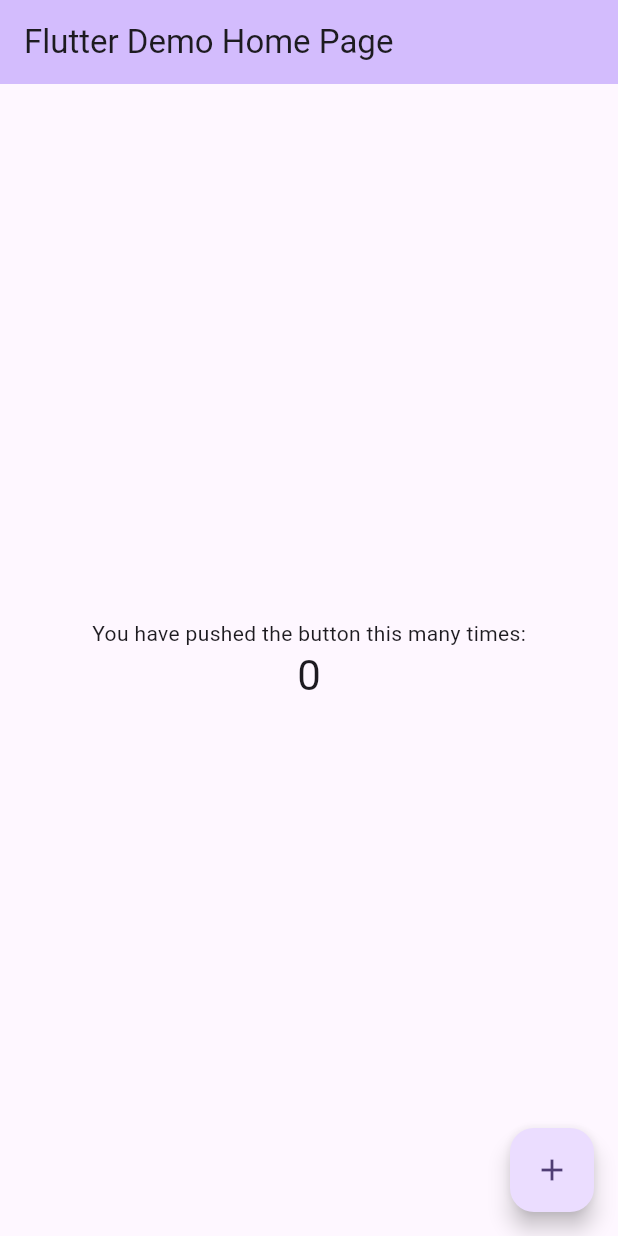
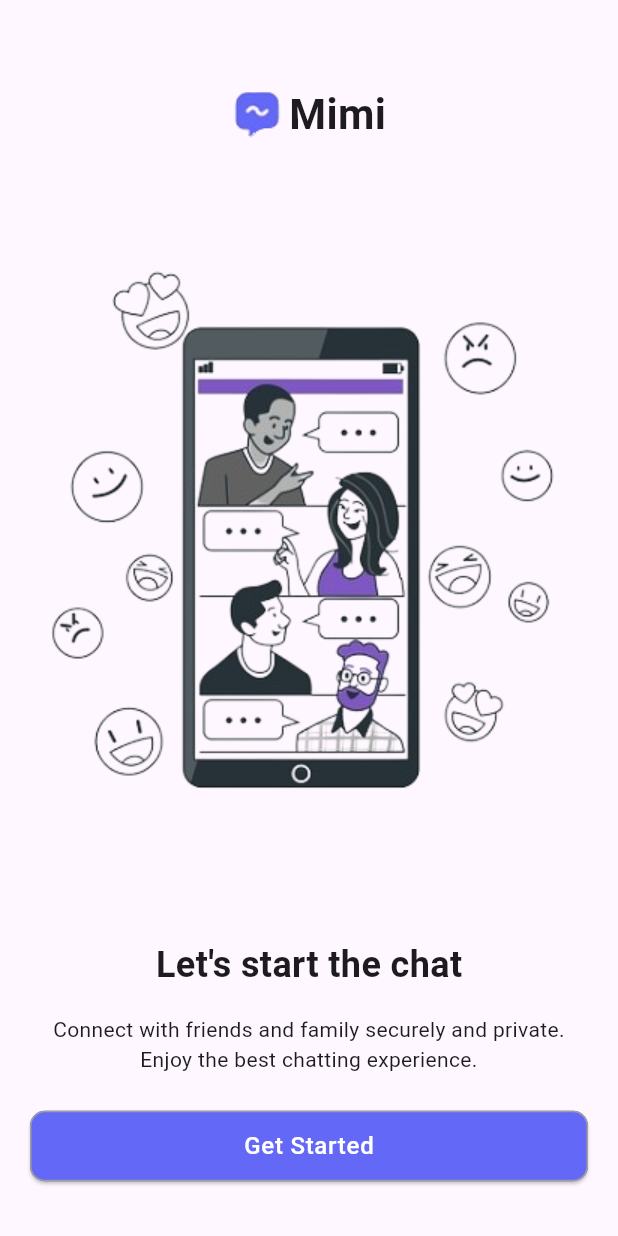
Before and after one commit to ninehcobra/chat_app, a Flutter app: the screen it shows after launch, on a phone screen of 412 x 824 dp. Run offline on Flutter 3.47's test engine with Material 3 defaults, Android fonts, the phone set to English and light mode, and no system bars.

Commit message:
setup(core): set up source base

```diff
--- a/lib/main.dart
+++ b/lib/main.dart
@@ -1,3 +1,5 @@
+import 'package:chat_app/src/common/constants/router.dart';
+import 'package:chat_app/src/core/configs/router/router.dart';
 import 'package:flutter/material.dart';
 
 void main() {
@@ -7,119 +9,13 @@ void main() {
 class MyApp extends StatelessWidget {
   const MyApp({super.key});
 
-  // This widget is the root of your application.
   @override
   Widget build(BuildContext context) {
-    return MaterialApp(
-      title: 'Flutter Demo',
-      theme: ThemeData(
-        // This is the theme of your application.
-        //
-        // TRY THIS: Try running your application with "flutter run". You'll see
-        // the application has a purple toolbar. Then, without quitting the app,
-        // try changing the seedColor in the colorScheme below to Colors.green
-        // and then invoke "hot reload" (save your changes or press the "hot
-        // reload" button in a Flutter-supported IDE, or press "r" if you used
-        // the command line to start the app).
-        //
-        // Notice that the counter didn't reset back to zero; the application
-        // state is not lost during the reload. To reset the state, use hot
-        // restart instead.
-        //
-        // This works for code too, not just values: Most code changes can be
-        // tested with just a hot reload.
-        colorScheme: ColorScheme.fromSeed(seedColor: Colors.deepPurple),
-        useMaterial3: true,
-      ),
-      home: const MyHomePage(title: 'Flutter Demo Home Page'),
+    return const MaterialApp(
+      title: "Chat App",
+      debugShowCheckedModeBanner: false,
+      onGenerateRoute: AppRouter.generateRouter,
+      initialRoute: RouterConstants.login,
     );
   }
 }
-
-class MyHomePage extends StatefulWidget {
-  const MyHomePage({super.key, required this.title});
-
-  // This widget is the home page of your application. It is stateful, meaning
-  // that it has a State object (defined below) that contains fields that affect
-  // how it looks.
-
-  // This class is the configuration for the state. It holds the values (in this
-  // case the title) provided by the parent (in this case the App widget) and
-  // used by the build method of the State. Fields in a Widget subclass are
-  // always marked "final".
-
-  final String title;
-
-  @override
-  State<MyHomePage> createState() => _MyHomePageState();
-}
-
-class _MyHomePageState extends State<MyHomePage> {
-  int _counter = 0;
-
-  void _incrementCounter() {
-    setState(() {
-      // This call to setState tells the Flutter framework that something has
-      // changed in this State, which causes it to rerun the build method below
-      // so that the display can reflect the updated values. If we changed
-      // _counter without calling setState(), then the build method would not be
-      // called again, and so nothing would appear to happen.
-      _counter++;
-    });
-  }
-
-  @override
-  Widget build(BuildContext context) {
-    // This method is rerun every time setState is called, for instance as done
-    // by the _incrementCounter method above.
-    //
-    // The Flutter framework has been optimized to make rerunning build methods
-    // fast, so that you can just rebuild anything that needs updating rather
-    // than having to individually change instances of widgets.
-    return Scaffold(
-      appBar: AppBar(
-        // TRY THIS: Try changing the color here to a specific color (to
-        // Colors.amber, perhaps?) and trigger a hot reload to see the AppBar
-        // change color while the other colors stay the same.
-        backgroundColor: Theme.of(context).colorScheme.inversePrimary,
-        // Here we take the value from the MyHomePage object that was created by
-        // the App.build method, and use it to set our appbar title.
-        title: Text(widget.title),
-      ),
-      body: Center(
-        // Center is a layout widget. It takes a single child and positions it
-        // in the middle of the parent.
-        child: Column(
-          // Column is also a layout widget. It takes a list of children and
-          // arranges them vertically. By default, it sizes itself to fit its
-          // children horizontally, and tries to be as tall as its parent.
-          //
-          // Column has various properties to control how it sizes itself and
-          // how it positions its children. Here we use mainAxisAlignment to
-          // center the children vertically; the main axis here is the vertical
-          // axis because Columns are vertical (the cross axis would be
-          // horizontal).
-          //
-          // TRY THIS: Invoke "debug painting" (choose the "Toggle Debug Paint"
-          // action in the IDE, or press "p" in the console), to see the
-          // wireframe for each widget.
-          mainAxisAlignment: MainAxisAlignment.center,
-          children: <Widget>[
-            const Text(
-              'You have pushed the button this many times:',
-            ),
-            Text(
-              '$_counter',
-              style: Theme.of(context).textTheme.headlineMedium,
-            ),
-          ],
-        ),
-      ),
-      floatingActionButton: FloatingActionButton(
-        onPressed: _incrementCounter,
-        tooltip: 'Increment',
-        child: const Icon(Icons.add),
-      ), // This trailing comma makes auto-formatting nicer for build methods.
-    );
-  }
-}
--- /dev/null
+++ b/lib/src/common/constants/router.dart
@@ -0,0 +1,3 @@
+class RouterConstants {
+  static const String login = '/login';
+}
--- /dev/null
+++ b/lib/src/common/widgets/custom_button.dart
@@ -0,0 +1,79 @@
+import 'package:flutter/material.dart';
+
+class CustomButton extends StatefulWidget {
+  final String title;
+  final Color? backgroundColor;
+  final Function()? onPressed;
+  final Color? textColor;
+  final ImageProvider? iconImage;
+  final bool disabled;
+  final Color? borderColor;
+  final double? borderWidth;
+  const CustomButton(
+      {super.key,
+      required this.title,
+      this.backgroundColor,
+      this.onPressed,
+      this.textColor,
+      this.iconImage,
+      this.disabled = false,
+      this.borderColor,
+      this.borderWidth});
+
+  @override
+  State<CustomButton> createState() => _CustomButtonState();
+}
+
+class _CustomButtonState extends State<CustomButton> {
+  @override
+  Widget build(BuildContext context) {
+    return Opacity(
+      opacity: widget.disabled ? 0.5 : 1.0,
+      child: SizedBox(
+        width: double.infinity,
+        child: ElevatedButton(
+            style: ElevatedButton.styleFrom(
+                backgroundColor: widget.backgroundColor != null
+                    ? widget.backgroundColor!
+                    : Theme.of(context).colorScheme.surface,
+                shape: RoundedRectangleBorder(
+                    borderRadius: BorderRadius.circular(10),
+                    side: BorderSide(
+                      color: widget.borderColor ?? Colors.grey,
+                      width: widget.borderWidth ?? 1.0,
+                    ))),
+            onPressed: () {
+              if (widget.disabled) {
+                return;
+              } else {
+                widget.onPressed!();
+              }
+            },
+            child: Container(
+              padding: const EdgeInsets.all(12),
+              child: Row(
+                mainAxisAlignment: MainAxisAlignment.center,
+                children: [
+                  if (widget.iconImage != null)
+                    Container(
+                      margin: const EdgeInsets.only(right: 12),
+                      child: Image(
+                        image: widget.iconImage!,
+                        height: 24,
+                        width: 24,
+                      ),
+                    ),
+                  Text(
+                    widget.title,
+                    style: Theme.of(context)
+                        .textTheme
+                        .labelSmall
+                        ?.copyWith(color: widget.textColor, fontSize: 16),
+                  ),
+                ],
+              ),
+            )),
+      ),
+    );
+  }
+}
--- /dev/null
+++ b/lib/src/core/configs/assets/images.dart
@@ -0,0 +1,5 @@
+class AppImages {
+  static const String path = 'assets/images/';
+  static const String logo = '${path}chat-app-logo.png';
+  static const String background = '${path}chat-app-background.png';
+}
--- /dev/null
+++ b/lib/src/core/configs/router/router.dart
@@ -0,0 +1,15 @@
+import 'package:chat_app/src/presentation/auth/screens/onboarding.dart';
+import 'package:flutter/material.dart';
+
+class AppRouter {
+  static MaterialPageRoute generateRouter(RouteSettings settings) {
+    switch (settings.name) {
+      case '/login':
+        return MaterialPageRoute(
+            builder: (context) => const OnBoardingScreen());
+      default:
+        return MaterialPageRoute(
+            builder: (context) => const OnBoardingScreen());
+    }
+  }
+}
--- /dev/null
+++ b/lib/src/presentation/auth/screens/onboarding.dart
@@ -0,0 +1,70 @@
+import 'package:chat_app/src/common/widgets/custom_button.dart';
+import 'package:chat_app/src/core/configs/assets/images.dart';
+import 'package:flutter/material.dart';
+
+class OnBoardingScreen extends StatefulWidget {
+  const OnBoardingScreen({super.key});
+
+  @override
+  State<OnBoardingScreen> createState() => _OnBoardingScreenState();
+}
+
+class _OnBoardingScreenState extends State<OnBoardingScreen> {
+  @override
+  Widget build(BuildContext context) {
+    return Scaffold(
+        appBar: AppBar(
+          automaticallyImplyLeading: false,
+        ),
+        body: Column(
+            mainAxisAlignment: MainAxisAlignment.spaceBetween,
+            crossAxisAlignment: CrossAxisAlignment.center,
+            children: [
+              Row(
+                mainAxisAlignment: MainAxisAlignment.center,
+                children: [
+                  Image.asset(AppImages.logo),
+                  Container(
+                    margin: const EdgeInsets.only(left: 4),
+                    child: const Text(
+                      "Mimi",
+                      style:
+                          TextStyle(fontSize: 28, fontWeight: FontWeight.bold),
+                    ),
+                  )
+                ],
+              ),
+              Image.asset(AppImages.background),
+              Container(
+                padding: const EdgeInsets.all(20),
+                child: Column(
+                  children: [
+                    Container(
+                      margin: const EdgeInsets.only(bottom: 16),
+                      child: const Text(
+                        "Let's start the chat",
+                        style: TextStyle(
+                            fontSize: 24, fontWeight: FontWeight.bold),
+                      ),
+                    ),
+                    Container(
+                      margin: const EdgeInsets.only(bottom: 16),
+                      child: const Text(
+                        "Connect with friends and family securely and private. Enjoy the best chatting experience.",
+                        textAlign: TextAlign.center,
+                      ),
+                    ),
+                    Container(
+                      margin: const EdgeInsets.only(bottom: 16, top: 8),
+                      child: const CustomButton(
+                        title: "Get Started",
+                        backgroundColor: Color(0xFF6468F6),
+                        textColor: Colors.white,
+                      ),
+                    )
+                  ],
+                ),
+              )
+            ]));
+  }
+}
```
Also changed, not shown: pubspec.yaml (+10 -11 lines), assets/images/chat-app-background.png (added), assets/images/chat-app-logo.png (added), pubspec.lock, 1 other file.
